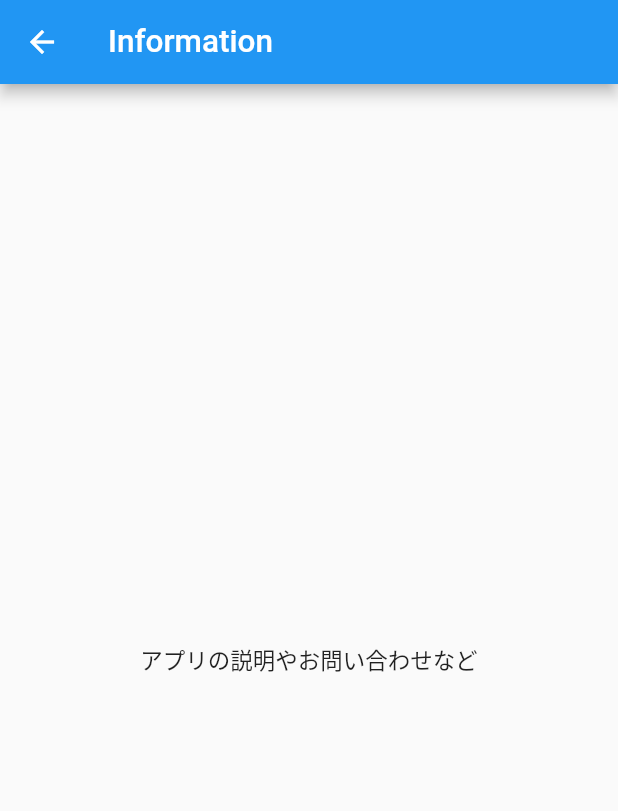
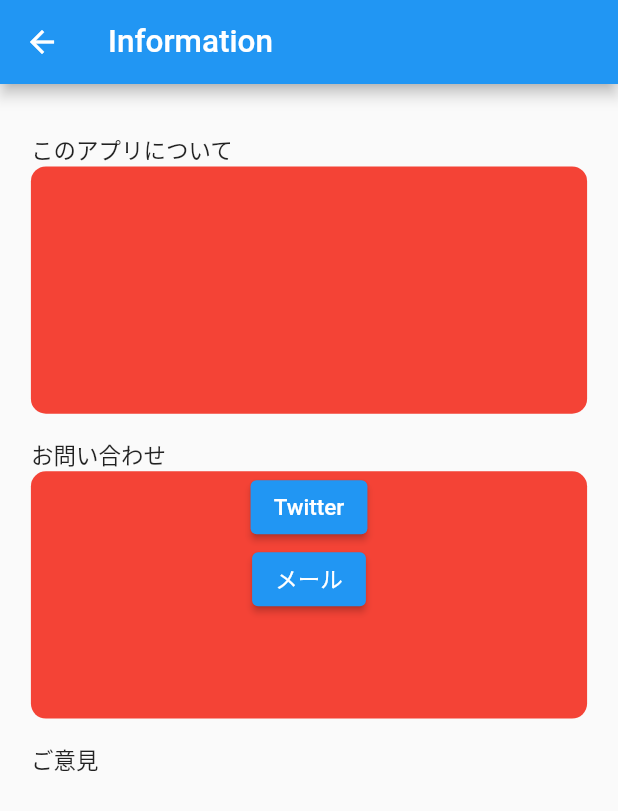
Before and after one commit to tomoki-miso/ishibashiRouletteForWEB, a Flutter app: the InfoPage screen opened directly, on a phone screen of 412 x 824 dp. Shown: the top 811 px of the screen. Run offline on Flutter 3.47's test engine with Material 2 defaults, Android fonts, the light colour scheme and no system bars; our stand-ins replace font_awesome_flutter.

Commit message:
fourth commit

```diff
--- a/lib/info.dart
+++ b/lib/info.dart
@@ -1,15 +1,71 @@
 import 'package:flutter/material.dart';
-import 'package:flutter/src/widgets/framework.dart';
-import 'package:flutter/src/widgets/placeholder.dart';
+import 'package:url_launcher/url_launcher.dart';
 
 class InfoPage extends StatelessWidget {
-
   @override
   Widget build(BuildContext context) {
+    var _screenSize = MediaQuery.of(context).size;
     return Scaffold(
       appBar: AppBar(title: Text("Information")),
       body: Center(
-        child: Text("アプリの説明やお問い合わせなど"),
+        child: Column(
+          crossAxisAlignment: CrossAxisAlignment.start,
+          children: [
+            Padding(padding: EdgeInsets.all(_screenSize.height * 0.02)),
+            Text("このアプリについて"),
+            Container(
+              width: _screenSize.width * 0.9,
+              height: _screenSize.height * 0.2,
+              decoration: BoxDecoration(
+                color: Colors.red,
+                borderRadius: BorderRadius.circular(10),
+              ),
+            ),
+            Padding(padding: EdgeInsets.all(_screenSize.height * 0.01)),
+            Text("お問い合わせ"),
+            Container(
+              child: Column(
+                children: [
+                  ElevatedButton(
+                    onPressed: () async {
+                      final url = 'https://twitter.com/pochipochitudoi';
+                      if (await canLaunch(url)) {
+                        await launch(url);
+                      } else {
+                        throw 'Could not launch $url';
+                      }
+                    },
+                    child: Text("Twitter"),
+                  ),
+                  ElevatedButton(
+                    onPressed: () async {
+                      final String emailAddress = 'pochipochi.tudoi@gmail.com';
+                      final String subject = 'お問い合わせ'; // 任意の件名を指定
+                      final String emailLaunchUrl =
+                          'mailto:${Uri.encodeComponent(emailAddress)}?subject=${Uri.encodeComponent(subject)}';
+
+                      if (await canLaunch(emailLaunchUrl)) {
+                        await launch(emailLaunchUrl);
+                      } else {
+                        throw 'Could not launch $emailLaunchUrl';
+                      }
+                    },
+                    //メールは実機検証が必要　のむら
+                    child: Text("メール"),
+                  ),
+                ],
+              ),
+              width: _screenSize.width * 0.9,
+              height: _screenSize.height * 0.2,
+              decoration: BoxDecoration(
+                color: Colors.red,
+                borderRadius: BorderRadius.circular(10),
+              ),
+            ),
+            Padding(padding: EdgeInsets.all(_screenSize.height * 0.01)),
+            Text("ご意見"),
+          ],
+        ),
       ),
     );
   }
--- a/pubspec.yaml
+++ b/pubspec.yaml
@@ -37,6 +37,7 @@ dependencies:
   cupertino_icons: ^1.0.2
   font_awesome_flutter: ^10.4.0
   flutter_localization: ^0.1.12
+  url_launcher: ^6.1.11
 
 dev_dependencies:
   flutter_test:
```
Also changed, not shown: lib/main.dart (+4 -3 lines), pubspec.lock, 7 other files.
